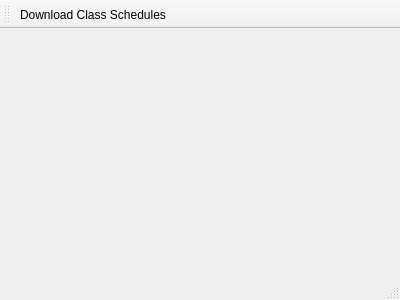
phparkle/empty-classroom-finder, file mainwindow.ui: the form before one commit.
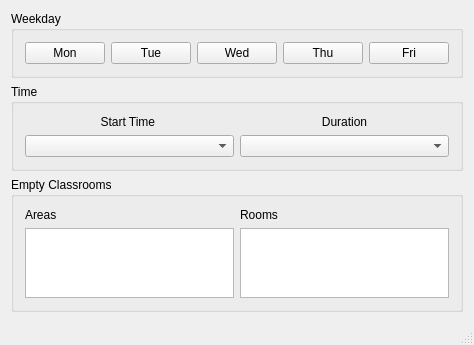
The form after the commit. Icons and pictures are not drawn.

Commit message: GUI layout and initiailization

The edit to the form file:
```diff
--- a/mainwindow.ui
+++ b/mainwindow.ui
@@ -6,43 +6,159 @@
    <rect>
     <x>0</x>
     <y>0</y>
-    <width>400</width>
+    <width>446</width>
     <height>300</height>
    </rect>
   </property>
   <property name="windowTitle">
    <string>MainWindow</string>
   </property>
-  <widget class="QWidget" name="centralWidget"/>
-  <widget class="QMenuBar" name="menuBar">
-   <property name="geometry">
-    <rect>
-     <x>0</x>
-     <y>0</y>
-     <width>400</width>
-     <height>21</height>
-    </rect>
-   </property>
-  </widget>
-  <widget class="QToolBar" name="mainToolBar">
-   <attribute name="toolBarArea">
-    <enum>TopToolBarArea</enum>
-   </attribute>
-   <attribute name="toolBarBreak">
-    <bool>false</bool>
-   </attribute>
-   <addaction name="actionDownload_Class_Schedules"/>
+  <property name="autoFillBackground">
+   <bool>true</bool>
+  </property>
+  <widget class="QWidget" name="centralWidget">
+   <layout class="QVBoxLayout" name="verticalLayout">
+    <item>
+     <widget class="QGroupBox" name="groupBox">
+      <property name="title">
+       <string>Weekday</string>
+      </property>
+      <layout class="QHBoxLayout" name="horizontalLayout">
+       <item>
+        <widget class="QPushButton" name="monButton">
+         <property name="text">
+          <string>Mon</string>
+         </property>
+         <property name="checkable">
+          <bool>true</bool>
+         </property>
+         <property name="autoExclusive">
+          <bool>true</bool>
+         </property>
+        </widget>
+       </item>
+       <item>
+        <widget class="QPushButton" name="tueButton">
+         <property name="text">
+          <string>Tue</string>
+         </property>
+         <property name="checkable">
+          <bool>true</bool>
+         </property>
+         <property name="autoExclusive">
+          <bool>true</bool>
+         </property>
+        </widget>
+       </item>
+       <item>
+        <widget class="QPushButton" name="wedButton">
+         <property name="text">
+          <string>Wed</string>
+         </property>
+         <property name="checkable">
+          <bool>true</bool>
+         </property>
+         <property name="autoExclusive">
+          <bool>true</bool>
+         </property>
+        </widget>
+       </item>
+       <item>
+        <widget class="QPushButton" name="thuButton">
+         <property name="text">
+          <string>Thu</string>
+         </property>
+         <property name="checkable">
+          <bool>true</bool>
+         </property>
+         <property name="autoExclusive">
+          <bool>true</bool>
+         </property>
+        </widget>
+       </item>
+       <item>
+        <widget class="QPushButton" name="friButton">
+         <property name="text">
+          <string>Fri</string>
+         </property>
+         <property name="checkable">
+          <bool>true</bool>
+         </property>
+         <property name="autoExclusive">
+          <bool>true</bool>
+         </property>
+        </widget>
+       </item>
+      </layout>
+     </widget>
+    </item>
+    <item>
+     <widget class="QGroupBox" name="groupBox_2">
+      <property name="title">
+       <string>Time</string>
+      </property>
+      <layout class="QGridLayout" name="gridLayout">
+       <item row="0" column="0">
+        <widget class="QLabel" name="label">
+         <property name="text">
+          <string>Start Time </string>
+         </property>
+         <property name="alignment">
+          <set>Qt::AlignCenter</set>
+         </property>
+        </widget>
+       </item>
+       <item row="0" column="1">
+        <widget class="QLabel" name="label_2">
+         <property name="text">
+          <string>Duration</string>
+         </property>
+         <property name="alignment">
+          <set>Qt::AlignCenter</set>
+         </property>
+        </widget>
+       </item>
+       <item row="1" column="0">
+        <widget class="QComboBox" name="startTimeCombo"/>
+       </item>
+       <item row="1" column="1">
+        <widget class="QComboBox" name="durationCombo"/>
+       </item>
+      </layout>
+     </widget>
+    </item>
+    <item>
+     <widget class="QGroupBox" name="groupBox_3">
+      <property name="title">
+       <string>Empty Classrooms</string>
+      </property>
+      <layout class="QGridLayout" name="gridLayout_2">
+       <item row="0" column="0">
+        <widget class="QLabel" name="label_3">
+         <property name="text">
+          <string>Areas</string>
+         </property>
+        </widget>
+       </item>
+       <item row="1" column="1">
+        <widget class="QListWidget" name="listWidget_2"/>
+       </item>
+       <item row="1" column="0">
+        <widget class="QListWidget" name="listWidget"/>
+       </item>
+       <item row="0" column="1">
+        <widget class="QLabel" name="label_4">
+         <property name="text">
+          <string>Rooms</string>
+         </property>
+        </widget>
+       </item>
+      </layout>
+     </widget>
+    </item>
+   </layout>
   </widget>
   <widget class="QStatusBar" name="statusBar"/>
-  <action name="actionDownload_Class_Schedules">
-   <property name="icon">
-    <iconset resource="icons/tango/tango.qrc">
-     <normaloff>:/icons/tango/32x32/go-down.png</normaloff>:/icons/tango/32x32/go-down.png</iconset>
-   </property>
-   <property name="text">
-    <string>Download Class Schedules</string>
-   </property>
-  </action>
  </widget>
  <layoutdefault spacing="6" margin="11"/>
  <resources>
```
Left out of the diff: 4 changed lines with no effect on the pictures. The commit also changes 2 other files.
